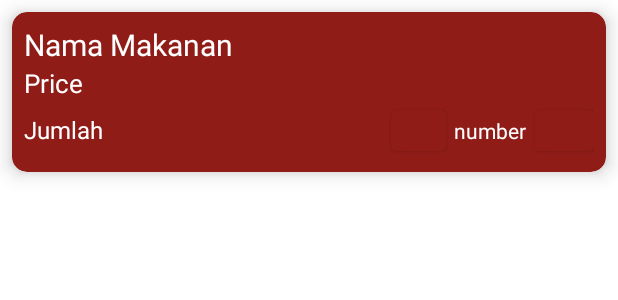
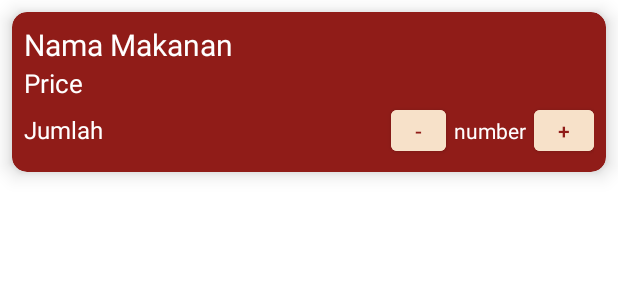
Before and after one commit to yoshibeside/ANDROID-CAN, an Android app: the layout card_keranjang.xml on its own in the app's theme, with its tools: preview values and no code run, on a phone screen of 412 x 824 dp. Shown: the top 300 px of the screen. Run offline under Robolectric (Android 15) with nearby library versions, the phone set to English and light mode, and no system bars.

Commit message:
fix: tampilan harga keranjang dan update var data

```diff
--- a/src/app/src/main/java/roomdb/Keranjang.kt
+++ b/src/app/src/main/java/roomdb/Keranjang.kt
@@ -11,5 +11,5 @@ data class MenuDatabase(
     @ColumnInfo(name = "price_menu") val price: Int?,
     @ColumnInfo(name = "sold_menu") val sold: Int?,
     @ColumnInfo(name = "currency_menu") val currencies: String?,
-    @ColumnInfo(name = "amount_menu") val amount: Int?,
+    @ColumnInfo(name = "amount_menu") var amount: Int?,
 )
--- a/src/app/src/main/res/layout/card_keranjang.xml
+++ b/src/app/src/main/res/layout/card_keranjang.xml
@@ -58,11 +58,12 @@
                 android:id="@+id/minus_keranjang"
                 android:layout_width="wrap_content"
                 android:layout_height="wrap_content"
-                card_view:layout_constraintTop_toTopOf="parent"
+                android:backgroundTint="@color/cream"
+                android:minWidth="0dp"
+                android:minHeight="0dp"
+                android:text="-"
                 android:textColor="@color/dark_red"
-                android:minHeight="0dp"
-                android:minWidth="0dp"
-                android:text="-"/>
+                card_view:layout_constraintTop_toTopOf="parent" />
 
             <TextView
                 android:id="@+id/amount_keranjang"
@@ -77,13 +78,13 @@
                 android:id="@+id/plus_keranjang"
                 android:layout_width="wrap_content"
                 android:layout_height="wrap_content"
-                card_view:layout_constraintStart_toEndOf="@+id/amount"
+                android:backgroundTint="@color/cream"
+                android:minWidth="0dp"
+                android:minHeight="0dp"
                 android:text="+"
                 android:textColor="@color/dark_red"
-                android:minHeight="0dp"
-                android:minWidth="0dp"
-                card_view:layout_constraintTop_toTopOf="parent"
-                />
+                card_view:layout_constraintStart_toEndOf="@+id/amount"
+                card_view:layout_constraintTop_toTopOf="parent" />
 
         </LinearLayout>
 
--- a/src/app/src/main/res/layout/fragment_keranjang.xml
+++ b/src/app/src/main/res/layout/fragment_keranjang.xml
@@ -41,7 +41,7 @@
 
             <LinearLayout
                 android:id="@+id/linearLayout"
-                android:layout_width="wrap_content"
+                android:layout_width="212dp"
                 android:layout_height="wrap_content"
                 android:layout_margin="16dp"
                 android:background="@color/white"
@@ -53,8 +53,8 @@
                     android:layout_width="match_parent"
                     android:layout_height="wrap_content"
                     android:text="Total:"
+                    android:textColor="@color/black"
                     android:textSize="18dp"
-                    android:textColor="@color/black"
                     app:layout_constraintTop_toTopOf="parent" />
 
                 <TextView
@@ -62,8 +62,8 @@
                     android:layout_width="match_parent"
                     android:layout_height="wrap_content"
                     android:text="Rp"
+                    android:textColor="@color/black"
                     android:textSize="16dp"
-                    android:textColor="@color/black"
                     app:layout_constraintTop_toTopOf="parent" />
             </LinearLayout>
 
```
Also changed, not shown: src/app/src/main/java/com/example/mujika/KeranjangFragment.kt (+4 -4 lines).
